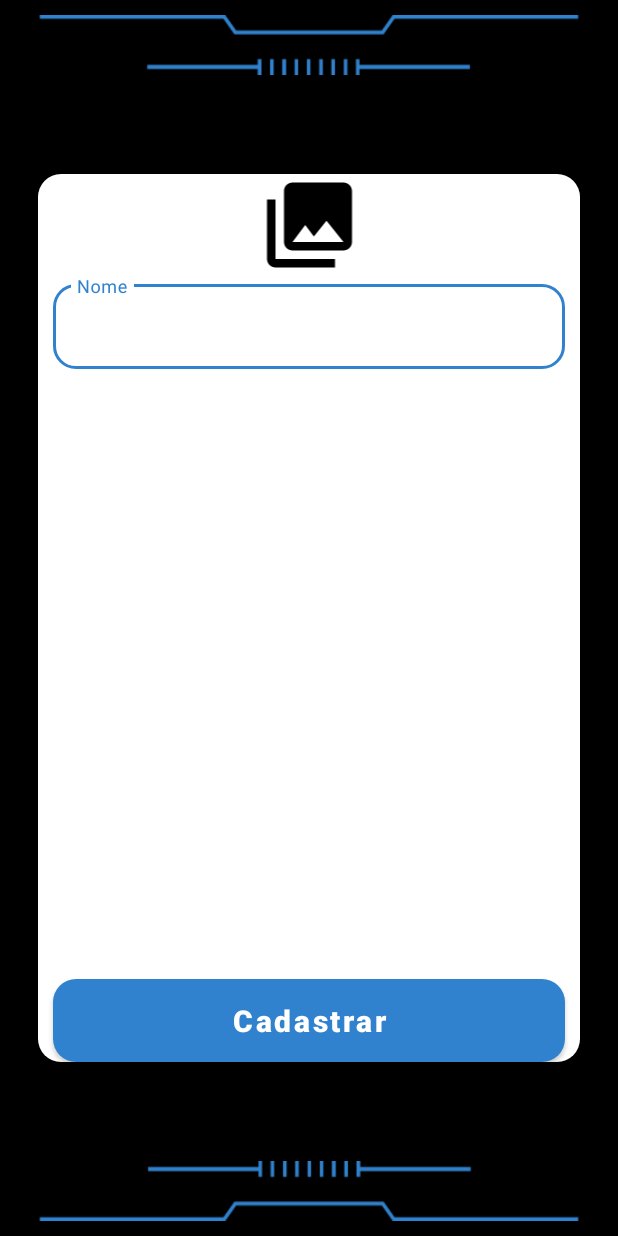
After one commit to kabessa/YourGamesFinal, an Android app: the CadGames screen opened directly, with no data from a screen before it, on a phone screen of 412 x 824 dp. The commit adds this screen. Run offline under Robolectric (Android 15) with nearby library versions, the phone set to English and light mode, and no system bars; our stand-ins replace Firebase (no records; nobody signed in at launch, a user with empty details on screens opened directly).

Commit message:
Adição do cadastro de jogos: bd - nome

```diff
--- a/app/src/main/AndroidManifest.xml
+++ b/app/src/main/AndroidManifest.xml
@@ -13,6 +13,9 @@
         android:supportsRtl="true"
         android:theme="@style/Theme.YourGames"
         tools:targetApi="31">
+        <activity
+            android:name=".CadGames"
+            android:exported="false" />
         <activity
             android:name=".Informacoes"
             android:exported="false"
--- /dev/null
+++ b/app/src/main/java/com/example/yourgames/CadGames.java
@@ -0,0 +1,92 @@
+package com.example.yourgames;
+
+import androidx.annotation.NonNull;
+import androidx.appcompat.app.AppCompatActivity;
+import androidx.fragment.app.Fragment;
+
+import android.content.Intent;
+import android.os.Bundle;
+import android.util.Log;
+import android.view.View;
+import android.widget.Button;
+import android.widget.EditText;
+import android.widget.Toast;
+
+import com.example.yourgames.databinding.FragmentGamesBinding;
+import com.google.android.gms.tasks.OnFailureListener;
+import com.google.android.gms.tasks.OnSuccessListener;
+import com.google.firebase.auth.FirebaseAuth;
+import com.google.firebase.firestore.DocumentReference;
+import com.google.firebase.firestore.FirebaseFirestore;
+
+import java.util.HashMap;
+import java.util.Map;
+
+public class CadGames extends AppCompatActivity {
+
+    String user_ID;
+    private EditText game_name;
+    private Button button_cad;
+
+
+    @Override
+    public void onCreate(Bundle savedInstanceState) {
+        super.onCreate(savedInstanceState);
+        setContentView(R.layout.activity_cad_games);
+
+        game_name = findViewById(R.id.game_name);
+        button_cad = findViewById(R.id.button_cadastro);
+
+
+        button_cad.setOnClickListener(new View.OnClickListener() {
+            @Override
+            public void onClick(View view) {
+                SaveGameData();
+                Toast.makeText(CadGames.this, "Favoritou ",Toast.LENGTH_SHORT).show();
+
+            }
+        });
+
+    }
+
+
+
+
+
+
+
+
+
+    // Método para Salvar os dados do game
+    private void SaveGameData() {
+
+        // Captura o que o usuário está digitando.
+        String name = game_name.getText().toString();
+
+        // Inicializando Firestore.
+        FirebaseFirestore db = FirebaseFirestore.getInstance();
+
+        // Criando um Map para adicionar os dados do jogo.
+        Map<String, Object> game = new HashMap<>();
+        game.put("Nome", name);
+
+
+
+        // busca o id do Usuário que está cadastrando.
+        user_ID = FirebaseAuth.getInstance().getCurrentUser().getUid();
+
+        // Criando uma coleção de usuários.
+        DocumentReference documentReference = db.collection("Games").document(user_ID);
+        documentReference.set(game).addOnSuccessListener(new OnSuccessListener<Void>() {
+            @Override
+            public void onSuccess(Void unused) {
+                Log.d("db_successful", "Dados salvos com sucesso");
+            }
+        }).addOnFailureListener(new OnFailureListener() {
+            @Override
+            public void onFailure(@NonNull Exception e) {
+                Log.d("db_failure", "Erro ao salvar os dados" + e.toString());
+            }
+        });
+    }
+}
--- a/app/src/main/java/com/example/yourgames/FavoriteFragment.java
+++ b/app/src/main/java/com/example/yourgames/FavoriteFragment.java
@@ -5,6 +5,7 @@ import android.view.LayoutInflater;
 import android.view.View;
 import android.view.ViewGroup;
 import android.widget.AdapterView;
+import android.widget.FrameLayout;
 
 
 import androidx.annotation.NonNull;
--- a/app/src/main/java/com/example/yourgames/HomeActivity.java
+++ b/app/src/main/java/com/example/yourgames/HomeActivity.java
@@ -107,6 +107,10 @@ public class HomeActivity extends AppCompatActivity {
                     fragment = new GamesFragment();
                     toolbar.setTitle("Meus Jogos");
                 }
+                else if (itemId == R.id.add_item) {
+                    Intent intent = new Intent(HomeActivity.this,CadGames.class);
+                    startActivity(intent);
+                }
 
                 // Mostra uma mensagem Toast com o título do item do menu.
                 Toast.makeText(getApplicationContext(), menuItem.getTitle(), Toast.LENGTH_SHORT).show();
--- a/app/src/main/java/com/example/yourgames/LoginActivity.java
+++ b/app/src/main/java/com/example/yourgames/LoginActivity.java
@@ -78,9 +78,9 @@ public class LoginActivity extends AppCompatActivity {
 
     // Conectando objetos a uma referência.
     private void StartComponents() {
-        user_email = findViewById(R.id.user_email);
+        user_email = findViewById(R.id.game_name);
         user_password = findViewById(R.id.user_password);
-        button_login = findViewById(R.id.button_login);
+        button_login = findViewById(R.id.button_cadastro);
         register_link = findViewById(R.id.register_link);
     }
 
--- a/app/src/main/java/com/example/yourgames/RegisterActivity.java
+++ b/app/src/main/java/com/example/yourgames/RegisterActivity.java
@@ -139,6 +139,7 @@ public class RegisterActivity extends AppCompatActivity {
 
         // Iniciar FirebaseAuth para cadastrar o usuário.
         FirebaseAuth.getInstance().createUserWithEmailAndPassword(email, password).addOnCompleteListener(new OnCompleteListener<AuthResult>() {
+
             @Override
             public void onComplete(@NonNull Task<AuthResult> task) {
 
--- /dev/null
+++ b/app/src/main/res/layout/activity_cad_games.xml
@@ -0,0 +1,96 @@
+<?xml version="1.0" encoding="utf-8"?>
+<androidx.constraintlayout.widget.ConstraintLayout
+    xmlns:android="http://schemas.android.com/apk/res/android"
+    xmlns:app="http://schemas.android.com/apk/res-auto"
+    xmlns:tools="http://schemas.android.com/tools"
+    android:layout_width="match_parent"
+    android:layout_height="match_parent"
+    android:paddingVertical="@dimen/vertical"
+    android:paddingHorizontal="@dimen/horizontal"
+    android:background="@color/black"
+    tools:context=".LoginActivity">
+
+    <ImageView
+        android:id="@+id/top_detail"
+        android:layout_width="360dp"
+        android:layout_height="40dp"
+        app:layout_constraintTop_toTopOf="parent"
+        app:layout_constraintStart_toStartOf="parent"
+        app:layout_constraintEnd_toEndOf="parent"
+        android:background="@drawable/style_detail"/>
+
+    <View
+        android:id="@+id/dr_container"
+        android:layout_width="wrap_content"
+        android:layout_height="592dp"
+        android:background="@drawable/dr_container"
+        app:layout_constraintBottom_toTopOf="@id/bottom_detail"
+        app:layout_constraintEnd_toEndOf="parent"
+        app:layout_constraintStart_toStartOf="parent"
+        app:layout_constraintTop_toBottomOf="@id/top_detail" />
+
+    <ImageView
+        android:id="@+id/imageView2"
+        android:layout_width="87dp"
+        android:layout_height="68dp"
+        app:layout_constraintEnd_toEndOf="@+id/dr_container"
+        app:layout_constraintStart_toStartOf="@+id/dr_container"
+        app:layout_constraintTop_toTopOf="@+id/dr_container"
+        app:srcCompat="@drawable/ic_photo" />
+
+    <com.google.android.material.textfield.TextInputLayout
+        android:id="@+id/field_name"
+        style="@style/Widget.MaterialComponents.TextInputLayout.OutlinedBox"
+        android:layout_width="match_parent"
+        android:layout_height="wrap_content"
+        android:layout_marginLeft="10dp"
+        android:layout_marginRight="10dp"
+        android:hint="Nome"
+        app:layout_constraintEnd_toEndOf="@id/dr_container"
+        app:layout_constraintStart_toStartOf="@id/dr_container"
+        app:layout_constraintTop_toBottomOf="@+id/imageView2"
+        app:shapeAppearance="@style/field">
+
+        <com.google.android.material.textfield.TextInputEditText
+            android:id="@+id/game_name"
+            android:layout_width="match_parent"
+            android:layout_height="wrap_content"
+            android:inputType="text"
+            android:maxLength="40">
+
+        </com.google.android.material.textfield.TextInputEditText>
+
+    </com.google.android.material.textfield.TextInputLayout>
+
+    <Button
+        android:id="@+id/button_cadastro"
+        style="@style/button"
+        android:layout_width="match_parent"
+        android:layout_height="55dp"
+        android:background="@drawable/dr_button"
+        android:text="Cadastrar"
+        app:layout_constraintBottom_toBottomOf="@+id/dr_container"
+        app:layout_constraintEnd_toEndOf="@id/dr_container"
+        app:layout_constraintHorizontal_bias="0.0"
+        app:layout_constraintStart_toStartOf="@id/dr_container" />
+
+    <LinearLayout
+        android:id="@+id/linearLayout"
+        android:layout_width="wrap_content"
+        android:layout_height="wrap_content"
+        android:layout_marginTop="15dp"
+        android:orientation="horizontal"
+        app:layout_constraintEnd_toEndOf="parent"
+        app:layout_constraintStart_toStartOf="parent"
+        app:layout_constraintTop_toBottomOf="@id/dr_container" />
+
+    <ImageView
+        android:id="@+id/bottom_detail"
+        android:layout_width="360dp"
+        android:layout_height="40dp"
+        android:background="@drawable/style_detail"
+        android:rotation="180"
+        app:layout_constraintBottom_toBottomOf="parent"
+        app:layout_constraintEnd_toEndOf="parent"
+        app:layout_constraintStart_toStartOf="parent" />
+</androidx.constraintlayout.widget.ConstraintLayout>
--- a/app/src/main/res/layout/activity_register.xml
+++ b/app/src/main/res/layout/activity_register.xml
@@ -99,7 +99,7 @@
         android:layout_marginTop="10dp"
         android:layout_marginLeft="10dp"
         android:layout_marginRight="10dp"
-        app:layout_constraintTop_toBottomOf="@id/field_email"
+        app:layout_constraintTop_toBottomOf="@id/field_name"
         app:layout_constraintStart_toStartOf="@id/dr_container"
         app:layout_constraintEnd_toEndOf="@id/dr_container"
         app:endIconMode="password_toggle"
--- a/app/src/main/res/layout/fragment_favorite.xml
+++ b/app/src/main/res/layout/fragment_favorite.xml
@@ -4,7 +4,8 @@
     android:layout_width="match_parent"
     android:layout_height="match_parent"
     android:background="@color/black"
-    tools:context=".FavoriteFragment">
+    tools:context=".FavoriteFragment"
+>
 
     <androidx.recyclerview.widget.RecyclerView
         android:id="@+id/recycler_view"
--- a/app/src/main/res/menu/menu_drawer.xml
+++ b/app/src/main/res/menu/menu_drawer.xml
@@ -21,5 +21,10 @@
             android:icon="@drawable/ic_games"
             android:title="Meus Jogos">
         </item>
+        <item
+            android:id="@+id/add_item"
+            android:icon="@drawable/ic_games"
+            android:title="Cadastrar Jogos">
+        </item>
     </group>
 </menu>
```
Also changed, not shown: app/src/main/java/com/example/yourgames/GamesFragment.java (+8 -1 lines), app/src/main/res/layout/activity_login.xml (+4 -4 lines), app/src/main/res/layout/fragment_games.xml (+13 -6 lines).
